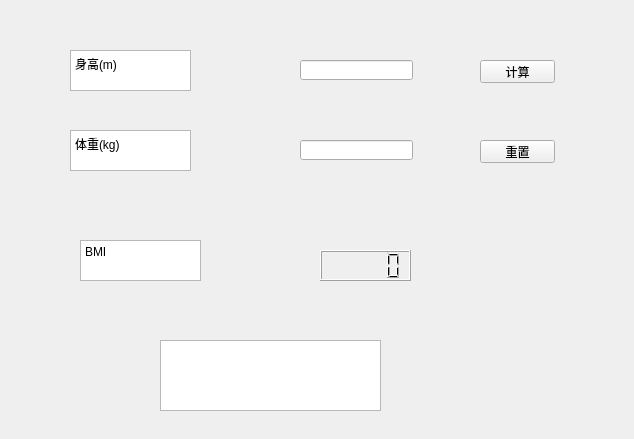
LuoXubo/SUFE_Calculator, file old.ui: the form before one commit.
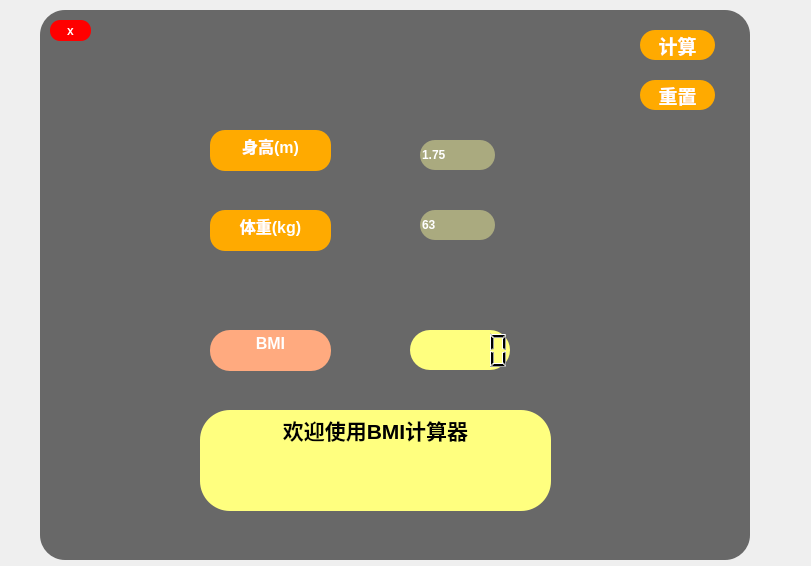
The form after the commit.

Patch:
```diff
--- a/old.ui
+++ b/old.ui
@@ -6,129 +6,254 @@
    <rect>
     <x>0</x>
     <y>0</y>
-    <width>634</width>
-    <height>439</height>
+    <width>811</width>
+    <height>566</height>
    </rect>
   </property>
+  <property name="font">
+   <font>
+    <weight>75</weight>
+    <bold>true</bold>
+   </font>
+  </property>
   <property name="windowTitle">
    <string>Form</string>
   </property>
-  <widget class="QTextBrowser" name="textBrowser">
+  <widget class="QWidget" name="widget" native="true">
    <property name="geometry">
     <rect>
-     <x>70</x>
-     <y>50</y>
-     <width>121</width>
-     <height>41</height>
+     <x>40</x>
+     <y>10</y>
+     <width>710</width>
+     <height>550</height>
     </rect>
    </property>
-   <property name="html">
-    <string>&lt;!DOCTYPE HTML PUBLIC &quot;-//W3C//DTD HTML 4.0//EN&quot; &quot;http://www.w3.org/TR/REC-html40/strict.dtd&quot;&gt;
-&lt;html&gt;&lt;head&gt;&lt;meta name=&quot;qrichtext&quot; content=&quot;1&quot; /&gt;&lt;style type=&quot;text/css&quot;&gt;
-p, li { white-space: pre-wrap; }
-&lt;/style&gt;&lt;/head&gt;&lt;body style=&quot; font-family:'SimSun'; font-size:9pt; font-weight:400; font-style:normal;&quot;&gt;
-&lt;p style=&quot; margin-top:0px; margin-bottom:0px; margin-left:0px; margin-right:0px; -qt-block-indent:0; text-indent:0px;&quot;&gt;身高(m)&lt;/p&gt;&lt;/body&gt;&lt;/html&gt;</string>
-   </property>
-  </widget>
-  <widget class="QTextBrowser" name="textBrowser_2">
+   <property name="styleSheet">
+    <string notr="true">background-color: rgb(104, 104, 104);
+border-radius: 25px;</string>
+   </property>
+   <widget class="QPushButton" name="close">
+    <property name="geometry">
+     <rect>
+      <x>10</x>
+      <y>10</y>
+      <width>41</width>
+      <height>21</height>
+     </rect>
+    </property>
+    <property name="styleSheet">
+     <string notr="true">background-color: rgb(255, 0, 0);
+color: rgb(255, 255, 255);
+border-radius: 10px; </string>
+    </property>
+    <property name="text">
+     <string>x</string>
+    </property>
+   </widget>
+   <widget class="QTextEdit" name="analysis">
    <property name="geometry">
     <rect>
-     <x>70</x>
-     <y>130</y>
-     <width>121</width>
-     <height>41</height>
-    </rect>
-   </property>
+      <x>160</x>
+      <y>400</y>
+      <width>351</width>
+      <height>101</height>
+     </rect>
+    </property>
+    <property name="font">
+     <font>
+      <pointsize>14</pointsize>
+      <weight>75</weight>
+      <bold>true</bold>
+     </font>
+    </property>
+    <property name="styleSheet">
+     <string notr="true">background-color: rgb(255, 255, 127);
+border-radius: 30px;
+</string>
+    </property>
    <property name="html">
     <string>&lt;!DOCTYPE HTML PUBLIC &quot;-//W3C//DTD HTML 4.0//EN&quot; &quot;http://www.w3.org/TR/REC-html40/strict.dtd&quot;&gt;
 &lt;html&gt;&lt;head&gt;&lt;meta name=&quot;qrichtext&quot; content=&quot;1&quot; /&gt;&lt;style type=&quot;text/css&quot;&gt;
 p, li { white-space: pre-wrap; }
-&lt;/style&gt;&lt;/head&gt;&lt;body style=&quot; font-family:'SimSun'; font-size:9pt; font-weight:400; font-style:normal;&quot;&gt;
-&lt;p style=&quot; margin-top:0px; margin-bottom:0px; margin-left:0px; margin-right:0px; -qt-block-indent:0; text-indent:0px;&quot;&gt;体重(kg)&lt;/p&gt;&lt;/body&gt;&lt;/html&gt;</string>
+&lt;/style&gt;&lt;/head&gt;&lt;body style=&quot; font-family:'SimSun'; font-size:14pt; font-weight:600; font-style:normal;&quot;&gt;
+&lt;p align=&quot;center&quot; style=&quot; margin-top:0px; margin-bottom:0px; margin-left:0px; margin-right:0px; -qt-block-indent:0; text-indent:0px;&quot;&gt;&lt;span style=&quot; font-size:16pt;&quot;&gt;欢迎使用BMI计算器&lt;/span&gt;&lt;/p&gt;&lt;/body&gt;&lt;/html&gt;</string>
    </property>
   </widget>
   <widget class="QTextBrowser" name="textBrowser_3">
    <property name="geometry">
     <rect>
-     <x>80</x>
-     <y>240</y>
+      <x>170</x>
+      <y>320</y>
      <width>121</width>
      <height>41</height>
     </rect>
    </property>
+    <property name="styleSheet">
+     <string notr="true">color: rgb(255, 255, 255);
+background-color: rgb(255, 170, 127);
+border-radius: 20px;
+</string>
+    </property>
    <property name="html">
     <string>&lt;!DOCTYPE HTML PUBLIC &quot;-//W3C//DTD HTML 4.0//EN&quot; &quot;http://www.w3.org/TR/REC-html40/strict.dtd&quot;&gt;
 &lt;html&gt;&lt;head&gt;&lt;meta name=&quot;qrichtext&quot; content=&quot;1&quot; /&gt;&lt;style type=&quot;text/css&quot;&gt;
 p, li { white-space: pre-wrap; }
 &lt;/style&gt;&lt;/head&gt;&lt;body style=&quot; font-family:'SimSun'; font-size:9pt; font-weight:400; font-style:normal;&quot;&gt;
-&lt;p style=&quot; margin-top:0px; margin-bottom:0px; margin-left:0px; margin-right:0px; -qt-block-indent:0; text-indent:0px;&quot;&gt;BMI&lt;/p&gt;&lt;/body&gt;&lt;/html&gt;</string>
-   </property>
-  </widget>
-  <widget class="QLineEdit" name="height">
-   <property name="geometry">
-    <rect>
-     <x>300</x>
-     <y>60</y>
-     <width>113</width>
-     <height>20</height>
-    </rect>
+&lt;p align=&quot;center&quot; style=&quot; margin-top:0px; margin-bottom:0px; margin-left:0px; margin-right:0px; -qt-block-indent:0; text-indent:0px;&quot;&gt;&lt;span style=&quot; font-size:12pt; font-weight:600;&quot;&gt;BMI&lt;/span&gt;&lt;/p&gt;&lt;/body&gt;&lt;/html&gt;</string>
    </property>
   </widget>
   <widget class="QLineEdit" name="weight">
    <property name="geometry">
     <rect>
-     <x>300</x>
-     <y>140</y>
-     <width>113</width>
-     <height>20</height>
-    </rect>
-   </property>
+      <x>380</x>
+      <y>200</y>
+      <width>75</width>
+      <height>30</height>
+     </rect>
+    </property>
+    <property name="styleSheet">
+     <string notr="true">color: rgb(255, 255, 255);
+background-color: rgb(170, 170, 127);
+border-radius: 15px;
+</string>
+    </property>
+    <property name="text">
+     <string>63</string>
+    </property>
   </widget>
   <widget class="QLCDNumber" name="lcd">
    <property name="geometry">
     <rect>
-     <x>320</x>
-     <y>250</y>
-     <width>91</width>
-     <height>31</height>
-    </rect>
-   </property>
-  </widget>
-  <widget class="QTextEdit" name="analysis">
-   <property name="geometry">
-    <rect>
-     <x>160</x>
-     <y>340</y>
-     <width>221</width>
-     <height>71</height>
-    </rect>
-   </property>
-  </widget>
-  <widget class="QPushButton" name="ok">
+      <x>370</x>
+      <y>320</y>
+      <width>100</width>
+      <height>40</height>
+     </rect>
+    </property>
+    <property name="styleSheet">
+     <string notr="true">color: rgb(0, 0, 0);
+background-color: rgb(255, 255, 127);
+border-radius: 20px;
+</string>
+    </property>
+   </widget>
+   <widget class="QTextBrowser" name="textBrowser">
    <property name="geometry">
     <rect>
-     <x>480</x>
-     <y>60</y>
-     <width>75</width>
-     <height>23</height>
-    </rect>
-   </property>
-   <property name="text">
-    <string>计算</string>
+      <x>170</x>
+      <y>120</y>
+      <width>121</width>
+      <height>41</height>
+     </rect>
+    </property>
+    <property name="styleSheet">
+     <string notr="true">color: rgb(255, 255, 255);
+background-color: rgb(255, 170, 0);
+border-radius: 15px;
+</string>
+    </property>
+    <property name="html">
+     <string>&lt;!DOCTYPE HTML PUBLIC &quot;-//W3C//DTD HTML 4.0//EN&quot; &quot;http://www.w3.org/TR/REC-html40/strict.dtd&quot;&gt;
+&lt;html&gt;&lt;head&gt;&lt;meta name=&quot;qrichtext&quot; content=&quot;1&quot; /&gt;&lt;style type=&quot;text/css&quot;&gt;
+p, li { white-space: pre-wrap; }
+&lt;/style&gt;&lt;/head&gt;&lt;body style=&quot; font-family:'SimSun'; font-size:9pt; font-weight:400; font-style:normal;&quot;&gt;
+&lt;p align=&quot;center&quot; style=&quot; margin-top:0px; margin-bottom:0px; margin-left:0px; margin-right:0px; -qt-block-indent:0; text-indent:0px;&quot;&gt;&lt;span style=&quot; font-size:12pt; font-weight:600;&quot;&gt;身高(m)&lt;/span&gt;&lt;/p&gt;&lt;/body&gt;&lt;/html&gt;</string>
    </property>
   </widget>
   <widget class="QPushButton" name="reset">
    <property name="geometry">
     <rect>
-     <x>480</x>
-     <y>140</y>
+      <x>600</x>
+      <y>70</y>
      <width>75</width>
-     <height>23</height>
-    </rect>
-   </property>
+      <height>30</height>
+     </rect>
+    </property>
+    <property name="font">
+     <font>
+      <pointsize>14</pointsize>
+      <weight>75</weight>
+      <bold>true</bold>
+     </font>
+    </property>
+    <property name="styleSheet">
+     <string notr="true">color: rgb(255, 255, 255);
+background-color: rgb(255, 170, 0);
+border-radius: 15px;
+</string>
+    </property>
    <property name="text">
     <string>重置</string>
    </property>
+   </widget>
+   <widget class="QTextBrowser" name="textBrowser_2">
+    <property name="geometry">
+     <rect>
+      <x>170</x>
+      <y>200</y>
+      <width>121</width>
+      <height>41</height>
+     </rect>
+    </property>
+    <property name="styleSheet">
+     <string notr="true">color: rgb(255, 255, 255);
+background-color: rgb(255, 170, 0);
+border-radius: 15px;
+</string>
+    </property>
+    <property name="html">
+     <string>&lt;!DOCTYPE HTML PUBLIC &quot;-//W3C//DTD HTML 4.0//EN&quot; &quot;http://www.w3.org/TR/REC-html40/strict.dtd&quot;&gt;
+&lt;html&gt;&lt;head&gt;&lt;meta name=&quot;qrichtext&quot; content=&quot;1&quot; /&gt;&lt;style type=&quot;text/css&quot;&gt;
+p, li { white-space: pre-wrap; }
+&lt;/style&gt;&lt;/head&gt;&lt;body style=&quot; font-family:'SimSun'; font-size:9pt; font-weight:400; font-style:normal;&quot;&gt;
+&lt;p align=&quot;center&quot; style=&quot; margin-top:0px; margin-bottom:0px; margin-left:0px; margin-right:0px; -qt-block-indent:0; text-indent:0px;&quot;&gt;&lt;span style=&quot; font-size:12pt; font-weight:600;&quot;&gt;体重(kg)&lt;/span&gt;&lt;/p&gt;&lt;/body&gt;&lt;/html&gt;</string>
+    </property>
+   </widget>
+   <widget class="QLineEdit" name="height">
+    <property name="geometry">
+     <rect>
+      <x>380</x>
+      <y>130</y>
+      <width>75</width>
+      <height>30</height>
+     </rect>
+    </property>
+    <property name="styleSheet">
+     <string notr="true">color: rgb(255, 255, 255);
+background-color: rgb(170, 170, 127);
+border-radius: 15px;
+</string>
+    </property>
+    <property name="text">
+     <string>1.75</string>
+    </property>
+   </widget>
+   <widget class="QPushButton" name="ok">
+    <property name="geometry">
+     <rect>
+      <x>600</x>
+      <y>20</y>
+      <width>75</width>
+      <height>30</height>
+     </rect>
+    </property>
+    <property name="font">
+     <font>
+      <pointsize>14</pointsize>
+      <weight>75</weight>
+      <bold>true</bold>
+     </font>
+    </property>
+    <property name="styleSheet">
+     <string notr="true">color: rgb(255, 255, 255);
+background-color: rgb(255, 170, 0);
+border-radius: 15px;
+</string>
+    </property>
+    <property name="text">
+     <string>计算</string>
+    </property>
+   </widget>
   </widget>
  </widget>
  <resources/>
```
Lines whose indentation alone changed are shown as unchanged.
